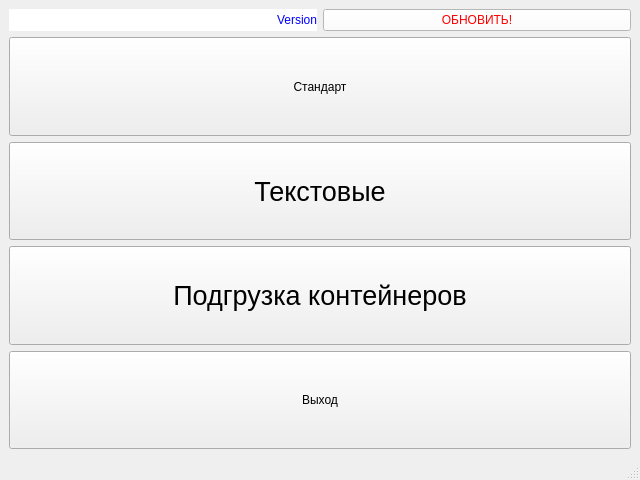
The window that mainwindow.ui (shurk4/QR) describes before a commit, drawn with Qt 5.
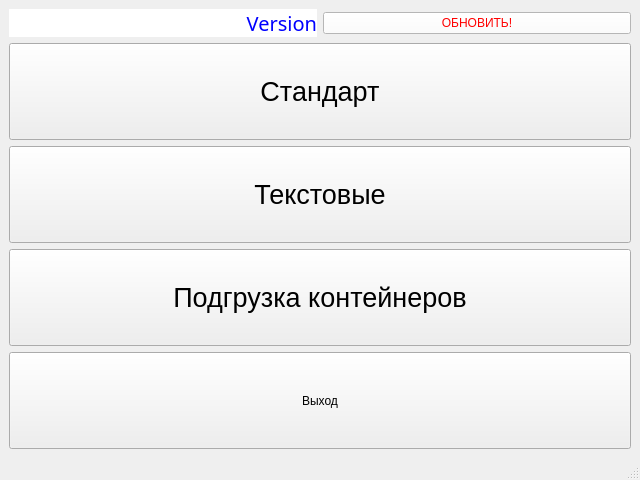
The same window after the commit.

Commit message: Update fixed, add tabName label to qrDialog

What changed in the file:
```diff
--- a/mainwindow.ui
+++ b/mainwindow.ui
@@ -33,6 +33,14 @@
        <layout class="QHBoxLayout" name="horizontalLayout">
         <item>
          <widget class="QLabel" name="labelVersion">
+          <property name="font">
+           <font>
+            <family>XeniaC</family>
+            <pointsize>15</pointsize>
+            <italic>false</italic>
+            <bold>false</bold>
+           </font>
+          </property>
           <property name="styleSheet">
            <string notr="true">background-color: rgb(255, 255, 255);
 font: 30pt &quot;XeniaC&quot;; 
@@ -68,6 +76,14 @@
           <verstretch>0</verstretch>
          </sizepolicy>
         </property>
+        <property name="font">
+         <font>
+          <family>Segoe UI</family>
+          <pointsize>20</pointsize>
+          <italic>false</italic>
+          <bold>false</bold>
+         </font>
+        </property>
         <property name="styleSheet">
          <string notr="true">font: 20pt &quot;Segoe UI&quot;</string>
         </property>
```
Left out of the diff: 2 changed lines with no effect on the pictures. The commit also changes 3 other files.
